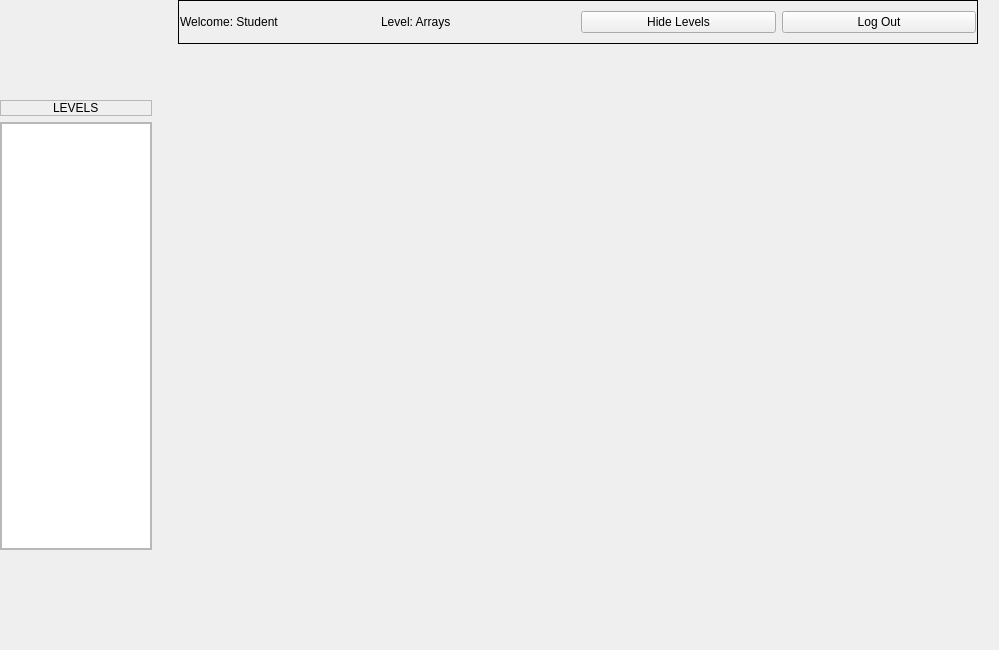
Old version of the form Client/studwin.ui in the repository DatabasesWorks/Stacked_EducationalPlatform.
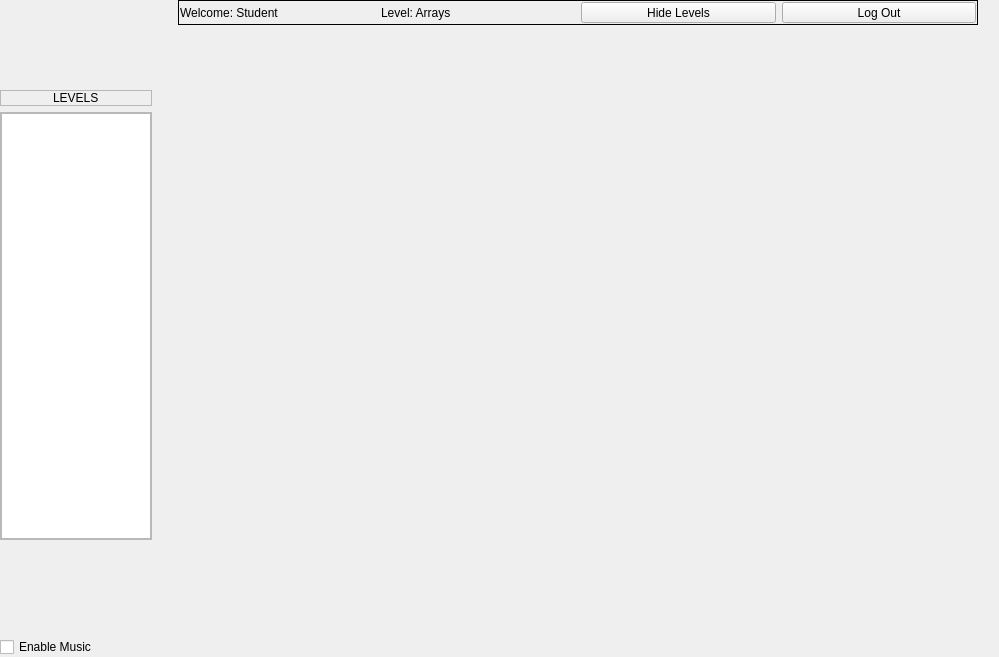
New version of the form.

Commit message: enable music toggle

Patch:
```diff
--- a/Client/studwin.ui
+++ b/Client/studwin.ui
@@ -279,6 +279,13 @@
        </layout>
       </widget>
      </item>
+     <item row="1" column="0">
+      <widget class="QCheckBox" name="checkBox">
+       <property name="text">
+        <string>Enable Music</string>
+       </property>
+      </widget>
+     </item>
     </layout>
    </item>
   </layout>
```
The commit also changes 2 other files.
